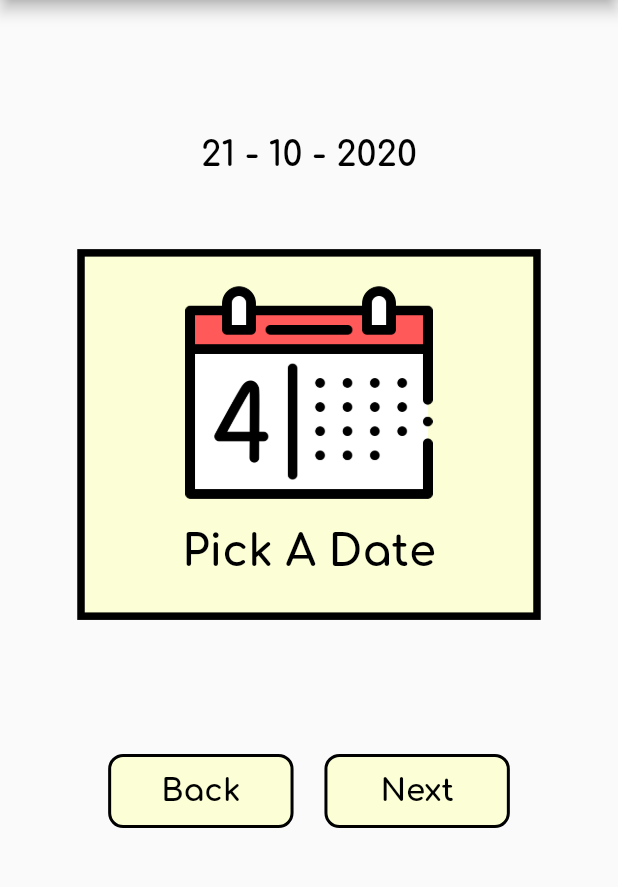
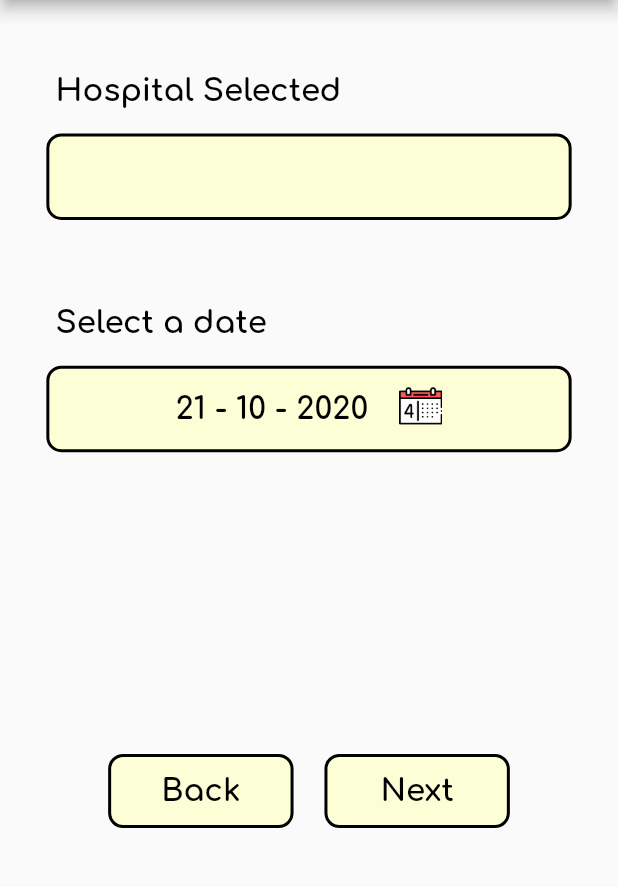
Before and after one commit to laipenghung/Bundle-Of-Joy, a Flutter app: the AppointmentMotherAdd2 screen opened directly with empty values, on a phone screen of 412 x 824 dp, the part 84-971 px from its top. Run offline on Flutter 3.47's test engine with Material 2 defaults, Android fonts, the phone set to English and light mode, and no system bars; our stand-ins replace cloud_firestore, firebase_auth, firebase_core, flutter_local_notifications, flutter_native_timezone, flutter_signin_button and 5 more; missing offline and left inert: flare_splash_screen, flutter_facebook_login, flutter_phone_direct_caller, fluttercontactpicker; accounts and stored records are empty.

Commit message:
Appointment Management UI
- Major UI update
- New look on selecting date and appointment session

```diff
--- a/main/bundle_of_joy/lib/appointmentMother/appointmentMother_add_2.dart
+++ b/main/bundle_of_joy/lib/appointmentMother/appointmentMother_add_2.dart
@@ -57,16 +57,34 @@ class _AppointmentMotherAdd2State extends State<AppointmentMotherAdd2> {
               child: SingleChildScrollView(
                 child: Column(
                   children: [
-                    SizedBox(height: MediaQuery.of(context).size.height * 0.04),
+                    SizedBox(height: MediaQuery.of(context).size.height * 0.06),
                     Container(
-                      height: MediaQuery.of(context).size.height * 0.04,
-                      width: MediaQuery.of(context).size.width * 0.8,
+                      margin: EdgeInsets.only(left: MediaQuery.of(context).size.width * 0.03),
+                      width: MediaQuery.of(context).size.width * 0.85,
+                      child: Text(
+                        "Hospital Selected",
+                        style: TextStyle(
+                          fontFamily: 'Comfortaa',
+                          fontWeight: FontWeight.bold,
+                          fontSize: MediaQuery.of(context).size.height * 0.025,
+                          color: Colors.black,
+                        ),
+                      ),
+                    ),
+                    Container(
+                      margin: EdgeInsets.only(top: MediaQuery.of(context).size.height * 0.02),
+                      child: Container(
+                        width: MediaQuery.of(context).size.width * 0.85,
+                        height: MediaQuery.of(context).size.height * 0.07,
+                        padding: EdgeInsets.only(left: MediaQuery.of(context).size.width * 0.05, right: MediaQuery.of(context).size.width * 0.05),
+                        decoration: myBoxDecoration(),
+                        child: Center(
                           child: Text(
                             hospitalName,
                             style: TextStyle(
                               fontFamily: 'Comfortaa',
                               fontWeight: FontWeight.bold,
-                          fontSize: MediaQuery.of(context).size.height * 0.03,
+                              fontSize: MediaQuery.of(context).size.height * 0.025,
                               color: Colors.black,
                             ),
                             textAlign: TextAlign.center,
@@ -75,43 +93,57 @@ class _AppointmentMotherAdd2State extends State<AppointmentMotherAdd2> {
                             softWrap: true,
                           ),
                         ),
+                      ),
+                    ),
                     Container(
-                      margin: EdgeInsets.only(top: MediaQuery.of(context).size.height * 0.03, bottom: MediaQuery.of(context).size.height * 0.06),
+                      margin: EdgeInsets.only(top: MediaQuery.of(context).size.height * 0.07, left: MediaQuery.of(context).size.width * 0.03),
+                      width: MediaQuery.of(context).size.width * 0.85,
                       child: Text(
-                        "${pickedDate.day} - ${pickedDate.month} - ${pickedDate.year}",
+                        "Select a date",
                         style: TextStyle(
                           fontFamily: 'Comfortaa',
                           fontWeight: FontWeight.bold,
-                          fontSize: MediaQuery.of(context).size.height * 0.028,
+                          fontSize: MediaQuery.of(context).size.height * 0.025,
                           color: Colors.black,
                         ),
                       ),
                     ),
                     Container(
-                      height: MediaQuery.of(context).size.height * 0.30,
-                      width: MediaQuery.of(context).size.width * 0.75,
-                      decoration: myBoxDecoration(),
-                      child: Column(
+                      margin: EdgeInsets.only(top: MediaQuery.of(context).size.height * 0.02),
+                      child: Row(
+                        mainAxisAlignment: MainAxisAlignment.center,
                         children: [
                           InkWell(
                               child: Container(
-                              margin: EdgeInsets.only(top: MediaQuery.of(context).size.height * 0.01, bottom: MediaQuery.of(context).size.height * 0.01),
-                              child: Image.asset(
-                                "assets/icons/calendar.png",
-                                height: MediaQuery.of(context).size.height * 0.2,
-                              ),
-                            ),
-                            onTap: _pickDate,
-                          ),
+                                width: MediaQuery.of(context).size.width * 0.85,
+                                height: MediaQuery.of(context).size.height * 0.07,
+                                decoration: myBoxDecoration(),
+                                child: Row(
+                                  mainAxisAlignment: MainAxisAlignment.center,
+                                  children: [
                                     Text(
-                            "Pick A Date",
+                                      "${pickedDate.day} - ${pickedDate.month} - ${pickedDate.year}",
                                       style: TextStyle(
                                         fontFamily: 'Comfortaa',
                                         fontWeight: FontWeight.bold,
-                              fontSize: MediaQuery.of(context).size.height * 0.035,
+                                        fontSize: MediaQuery.of(context).size.height * 0.025,
                                         color: Colors.black,
                                       ),
                                     ),
+                                    Container(
+                                      margin:
+                                          EdgeInsets.only(bottom: MediaQuery.of(context).size.height * 0.005, left: MediaQuery.of(context).size.width * 0.05),
+                                      child: Image.asset(
+                                        "assets/icons/calendar.png",
+                                        height: MediaQuery.of(context).size.height * 0.035,
+                                      ),
+                                    ),
+                                  ],
+                                ),
+                              ),
+                              onTap: () {
+                                _pickDate();
+                              }),
                         ],
                       ),
                     ),
@@ -203,7 +235,9 @@ class _AppointmentMotherAdd2State extends State<AppointmentMotherAdd2> {
       color: Color(0xFFFCFFD5),
       border: Border.all(
         color: Colors.black,
-        width: 5.0,
+        width: 2.0,
+      ),
+      borderRadius: BorderRadius.all(Radius.circular(10.0) //<--- border radius here
           ),
     );
   }
--- a/main/bundle_of_joy/lib/foodIntake/foodIntake_add_3_bs.dart
+++ b/main/bundle_of_joy/lib/foodIntake/foodIntake_add_3_bs.dart
@@ -257,7 +257,7 @@ class _FoodIntakeAdd3State extends State<FoodIntakeAdd3> {
   }
 
   validateInput(String bsAfter, String bsBefore) {
-    if (bsBefore.isEmpty){
+    if (bsBefore.isEmpty) {
       return showDialog(
           context: context,
           builder: (BuildContext context) {
@@ -273,7 +273,7 @@ class _FoodIntakeAdd3State extends State<FoodIntakeAdd3> {
             );
           });
     } else {
-      if(bsAfter.isEmpty){
+      if (bsAfter.isEmpty) {
         Navigator.push(
             context,
             // IF ALL FIELD IS FILLED, GO SUMMARY_DONE, ELSE GO SUMMARY_PENDING
```
Also changed, not shown: main/bundle_of_joy/lib/appointmentMother/appointmentMother_add_3.dart (+26 -22 lines). Lines whose indentation alone changed are shown as unchanged.
